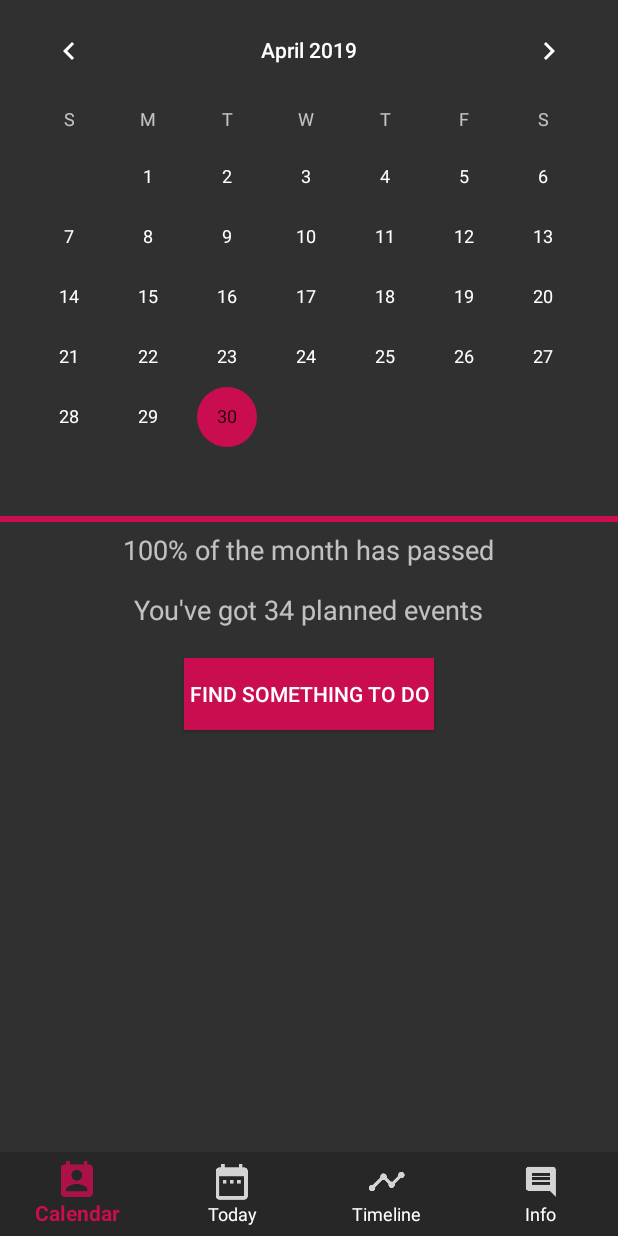
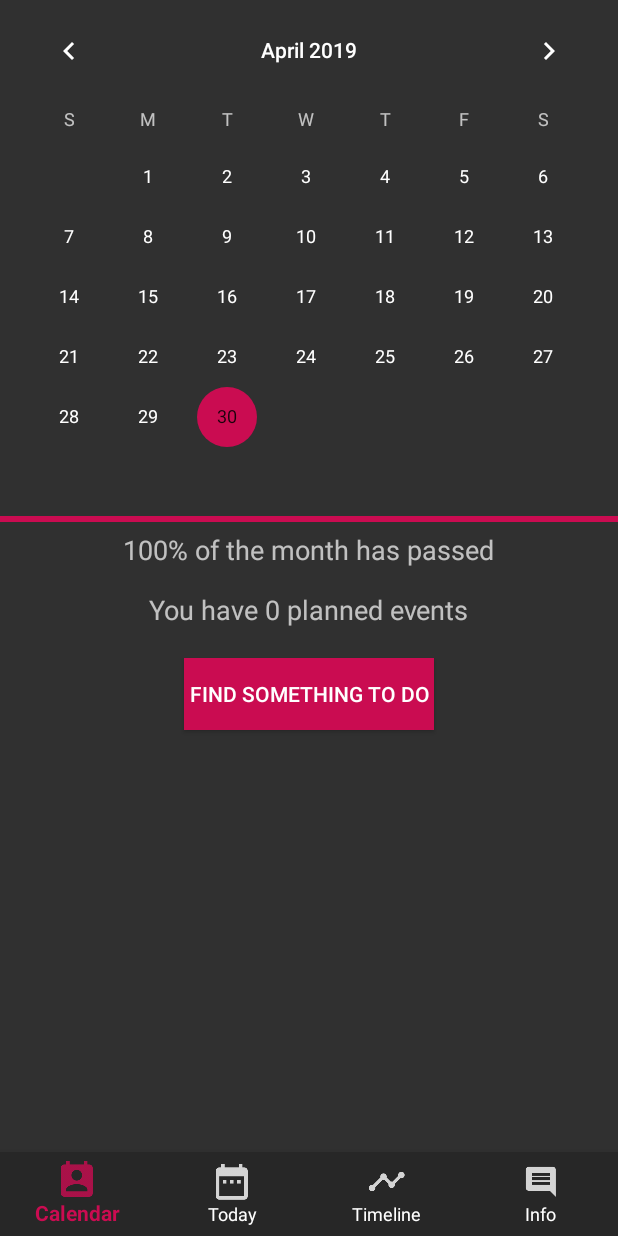
Before and after one commit to Aredruss/Octolendar, an Android app: the screen it shows after launch (MainActivity), on a phone screen of 412 x 824 dp. Run offline under Robolectric (Android 15) with nearby library versions, the phone set to English and light mode, and no system bars; our stand-ins replace Room's generated code; Roboto replaces fonts that are not available here.

```diff
--- a/app/src/main/java/com/redbox/octolendar/fragments/CalendarFragment.java
+++ b/app/src/main/java/com/redbox/octolendar/fragments/CalendarFragment.java
@@ -16,31 +16,38 @@ import android.widget.TextView;
 
 import com.redbox.octolendar.R;
 import com.redbox.octolendar.parser.GetJson;
+import com.redbox.octolendar.singleton.App;
 import com.redbox.octolendar.utilities.DateTimeUtilityClass;
 
 public class CalendarFragment extends Fragment {
 
-    private String percentString;
+    private String percentString= "%d%% of the month has passed";
     private CalendarView calendarView;
     private ProgressBar progressBar;
     private TextView progressTextView;
+    private TextView countTextView;
     private String date;
     private TextView requestTextView;
     private Button requestButton;
     private String jsonResponse;
+    private App.EventDatabase database;
+    private App.EventDao dao;
+    private int count;
+    private int completed;
 
     private OnCalendarInteractionListener interactionListener;
 
     @Override
     public View onCreateView(@NonNull LayoutInflater inflater, @Nullable ViewGroup container, @Nullable Bundle savedInstanceState) {
-
         View fragmentView = inflater.inflate(R.layout.calendar_fragment, container, false);
 
+        countTextView = fragmentView.findViewById(R.id.countTextView);
         calendarView = fragmentView.findViewById(R.id.fragmentCalendarView);
         progressTextView = fragmentView.findViewById(R.id.monthProgressTextView);
         progressBar = fragmentView.findViewById(R.id.monthProgressBar);
-        percentString = "%d%% of the month has passed";
+
         date = DateTimeUtilityClass.getToday();
+        setStatistics();
 
         progressTextView.setText(String.format(percentString, DateTimeUtilityClass.getMonthProgress()));
         progressBar.setProgress(DateTimeUtilityClass.getMonthProgress());
@@ -100,4 +107,17 @@ public class CalendarFragment extends Fragment {
         interactionListener.onCalendarInteraction(date);
     }
 
+    public void setStatistics(){
+        String countString = "You have %d planned events";
+        App.EventDatabase database = App.getInstance().getEventDatabase();
+        App.EventDao dao = database.eventDao();
+
+        count = dao.getAll().size();
+        if(count ==1 ) {
+          countString = countString.substring(0,countString.length()-1);
+        }
+
+        countTextView.setText(String.format(countString, count));
+    }
+
 }
--- a/app/src/main/res/layout/calendar_fragment.xml
+++ b/app/src/main/res/layout/calendar_fragment.xml
@@ -40,7 +40,7 @@
                 android:textSize="18sp" />
 
             <TextView
-                android:id="@+id/statisticTextView"
+                android:id="@+id/countTextView"
                 android:layout_width="wrap_content"
                 android:layout_height="wrap_content"
                 android:layout_gravity="center"
--- a/app/src/main/res/layout/event_card_layout.xml
+++ b/app/src/main/res/layout/event_card_layout.xml
@@ -4,7 +4,9 @@
     xmlns:tools="http://schemas.android.com/tools"
     android:layout_width="match_parent"
     android:layout_height="wrap_content"
-    android:layout_margin="@dimen/dimen_5dp">
+    android:layout_margin="@dimen/dimen_5dp"
+    android:layout_marginStart="@dimen/dimen_10dp"
+    android:layout_marginEnd="@dimen/dimen_10dp">
 
     <android.support.v7.widget.CardView
         android:id="@+id/eventCard"
--- a/app/src/main/res/layout/planned_events_fragment.xml
+++ b/app/src/main/res/layout/planned_events_fragment.xml
@@ -8,6 +8,7 @@
     <android.support.v7.widget.Toolbar
         android:layout_width="match_parent"
         android:layout_height="@dimen/dimen_60dp"
+        android:layout_marginBottom="@dimen/dimen_5dp"
         android:background="@color/colorDarker"
         android:elevation="@dimen/dimen_greater_elevation">
 
```
